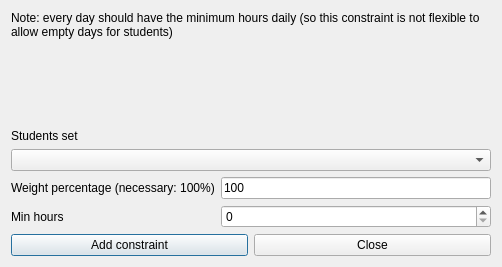
This is src/interface/addconstraintstudentssetminhoursdailyform_template.ui in janLo/FET as Qt 5 draws it before an edit. The edited form follows.
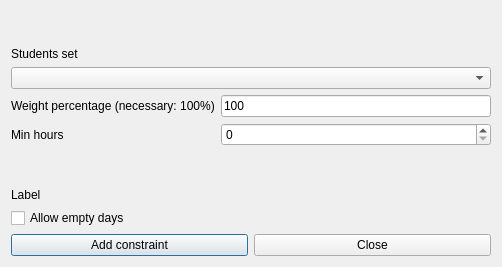
This is the edited form.

Diff of the .ui file:
```diff
--- a/src/interface/addconstraintstudentssetminhoursdailyform_template.ui
+++ b/src/interface/addconstraintstudentssetminhoursdailyform_template.ui
@@ -14,45 +14,20 @@
    <string extracomment="This is the title of the dialog to add a new constraint of this type">Add students set min hours daily</string>
   </property>
   <layout class="QGridLayout" name="gridLayout">
-   <item row="0" column="0" colspan="2">
-    <widget class="QLabel" name="teacherTextLabel_2">
-     <property name="sizePolicy">
-      <sizepolicy hsizetype="Minimum" vsizetype="Minimum">
-       <horstretch>0</horstretch>
-       <verstretch>0</verstretch>
-      </sizepolicy>
-     </property>
-     <property name="frameShape">
-      <enum>QFrame::NoFrame</enum>
-     </property>
-     <property name="frameShadow">
-      <enum>QFrame::Plain</enum>
-     </property>
-     <property name="text">
-      <string>Note: every day should have the minimum hours daily (so this constraint is not flexible to allow empty days for students)</string>
-     </property>
-     <property name="wordWrap">
-      <bool>true</bool>
-     </property>
-    </widget>
-   </item>
-   <item row="1" column="0">
-    <spacer name="spacer2">
+   <item row="0" column="1">
+    <spacer name="verticalSpacer">
      <property name="orientation">
       <enum>Qt::Vertical</enum>
      </property>
-     <property name="sizeType">
-      <enum>QSizePolicy::Expanding</enum>
-     </property>
      <property name="sizeHint" stdset="0">
       <size>
        <width>20</width>
-       <height>100</height>
+       <height>34</height>
       </size>
      </property>
     </spacer>
    </item>
-   <item row="2" column="0" colspan="2">
+   <item row="1" column="0" colspan="3">
     <widget class="QLabel" name="studentsTextLabel">
      <property name="frameShape">
       <enum>QFrame::NoFrame</enum>
@@ -68,7 +43,7 @@
      </property>
     </widget>
    </item>
-   <item row="3" column="0" colspan="2">
+   <item row="2" column="0" colspan="3">
     <widget class="QComboBox" name="studentsComboBox">
      <property name="editable">
       <bool>false</bool>
@@ -84,7 +59,7 @@
      </property>
     </widget>
    </item>
-   <item row="4" column="0">
+   <item row="3" column="0" colspan="2">
     <widget class="QLabel" name="weightTextLabel">
      <property name="frameShape">
       <enum>QFrame::NoFrame</enum>
@@ -100,15 +75,15 @@
      </property>
     </widget>
    </item>
-   <item row="4" column="1">
+   <item row="3" column="2">
     <widget class="QLineEdit" name="weightLineEdit">
      <property name="text">
       <string>100</string>
      </property>
     </widget>
    </item>
-   <item row="5" column="0">
-    <widget class="QLabel" name="maxHoursTextLabel">
+   <item row="4" column="0">
+    <widget class="QLabel" name="minHoursTextLabel">
      <property name="frameShape">
       <enum>QFrame::NoFrame</enum>
      </property>
@@ -123,10 +98,37 @@
      </property>
     </widget>
    </item>
-   <item row="5" column="1">
+   <item row="4" column="2">
     <widget class="QSpinBox" name="minHoursSpinBox"/>
    </item>
-   <item row="6" column="0" colspan="2">
+   <item row="5" column="1">
+    <spacer name="verticalSpacer_2">
+     <property name="orientation">
+      <enum>Qt::Vertical</enum>
+     </property>
+     <property name="sizeHint" stdset="0">
+      <size>
+       <width>20</width>
+       <height>33</height>
+      </size>
+     </property>
+    </spacer>
+   </item>
+   <item row="6" column="0" colspan="3">
+    <widget class="QLabel" name="allowLabel">
+     <property name="text">
+      <string notr="true">Label</string>
+     </property>
+    </widget>
+   </item>
+   <item row="7" column="0" colspan="3">
+    <widget class="QCheckBox" name="allowEmptyDaysCheckBox">
+     <property name="text">
+      <string>Allow empty days</string>
+     </property>
+    </widget>
+   </item>
+   <item row="8" column="0" colspan="3">
     <layout class="QHBoxLayout" name="horizontalLayout">
      <item>
       <widget class="QPushButton" name="addConstraintPushButton">
```
Left out of the diff: 1 changed line with no effect on the pictures.
